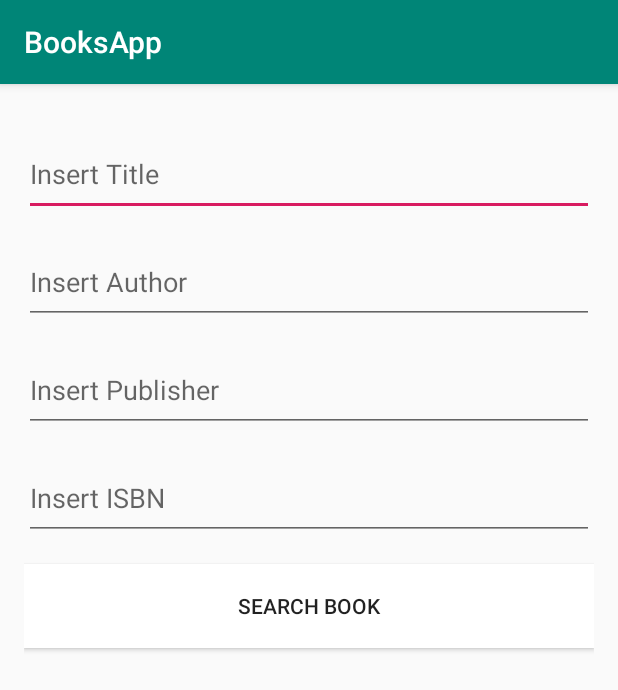
After one commit to vlad-ed-git/AndelaPluralSightAndroidPath, an Android app: the SearchActivity screen opened directly, with no data from a screen before it, on a phone screen of 412 x 824 dp. The commit adds this screen. Shown: the top 690 px of the screen. Run offline under Robolectric (Android 15) with nearby library versions, the phone set to English and light mode, and no system bars.

Commit message:
added advanced search : todo add dynamic menus

```diff
--- a/BooksApp/app/src/main/AndroidManifest.xml
+++ b/BooksApp/app/src/main/AndroidManifest.xml
@@ -13,7 +13,8 @@
         android:supportsRtl="true"
         android:theme="@style/AppTheme"
         tools:ignore="AllowBackup,GoogleAppIndexingWarning">
-        <activity android:name=".BookDetailsActivity"></activity>
+        <activity android:name=".SearchActivity"></activity>
+        <activity android:name=".BookDetailsActivity" />
         <activity android:name=".BooksListActivity">
             <intent-filter>
                 <action android:name="android.intent.action.MAIN" />
--- /dev/null
+++ b/BooksApp/app/src/main/java/com/bob/booksapp/SearchActivity.java
@@ -0,0 +1,43 @@
+package com.bob.booksapp;
+
+import android.content.Intent;
+import android.support.v7.app.AppCompatActivity;
+import android.os.Bundle;
+import android.view.View;
+import android.widget.Button;
+import android.widget.EditText;
+import android.widget.Toast;
+
+import java.net.URL;
+
+public class SearchActivity extends AppCompatActivity {
+
+    @Override
+    protected void onCreate(Bundle savedInstanceState) {
+        super.onCreate(savedInstanceState);
+        setContentView(R.layout.activity_search);
+
+      final EditText book_title_et =  findViewById(R.id.book_title_et);
+      final EditText book_author_et =  findViewById(R.id.book_author_et);
+      final EditText book_publisher_et =   findViewById(R.id.book_publisher_et);
+      final EditText book_isbn_et =  findViewById(R.id.book_isbn_et);
+      Button book_search_btn =  findViewById(R.id.book_search_btn);
+
+        book_search_btn.setOnClickListener(new View.OnClickListener() {
+            @Override
+            public void onClick(View v) {
+                String book_title = book_title_et.getText().toString().trim();
+                String book_author = book_author_et.getText().toString().trim();
+                String book_publisher = book_publisher_et.getText().toString().trim();
+                String book_isbn = book_isbn_et.getText().toString().trim();
+
+                if(!book_title.isEmpty() || !book_author.isEmpty() || !book_publisher.isEmpty() || !book_isbn.isEmpty()){
+                    URL url_to_query =  ApiUtil.buildUrl(book_title,book_author,book_publisher,book_isbn);
+                    startActivity((new Intent(SearchActivity.this, BooksListActivity.class)).putExtra("query", url_to_query));
+
+                }
+            }
+        });
+
+    }
+}
--- /dev/null
+++ b/BooksApp/app/src/main/res/layout/activity_search.xml
@@ -0,0 +1,71 @@
+<?xml version="1.0" encoding="utf-8"?>
+<android.support.constraint.ConstraintLayout xmlns:android="http://schemas.android.com/apk/res/android"
+    xmlns:app="http://schemas.android.com/apk/res-auto"
+    xmlns:tools="http://schemas.android.com/tools"
+    android:layout_width="match_parent"
+    android:layout_height="match_parent"
+    tools:context=".SearchActivity"
+    android:layout_margin="16dp">
+
+    <EditText
+        android:id="@+id/book_title_et"
+        android:layout_width="0dp"
+        android:layout_height="wrap_content"
+        android:minHeight="56dp"
+        android:layout_marginTop="16dp"
+        app:layout_constraintTop_toTopOf="parent"
+        app:layout_constraintStart_toStartOf="parent"
+        app:layout_constraintEnd_toEndOf="parent"
+        android:hint="@string/insert_title_txt"
+        android:inputType="text"/>
+
+    <EditText
+        android:id="@+id/book_author_et"
+        android:layout_width="0dp"
+        android:layout_height="wrap_content"
+        android:minHeight="56dp"
+        android:layout_marginTop="16dp"
+        app:layout_constraintTop_toBottomOf="@id/book_title_et"
+        app:layout_constraintStart_toStartOf="parent"
+        app:layout_constraintEnd_toEndOf="parent"
+        android:hint="@string/insert_author_txt"
+        android:inputType="text"/>
+
+    <EditText
+        android:id="@+id/book_publisher_et"
+        android:layout_width="0dp"
+        android:layout_height="wrap_content"
+        android:minHeight="56dp"
+        android:layout_marginTop="16dp"
+        app:layout_constraintTop_toBottomOf="@id/book_author_et"
+        app:layout_constraintStart_toStartOf="parent"
+        app:layout_constraintEnd_toEndOf="parent"
+        android:hint="@string/insert_publisher_txt"
+        android:inputType="text"/>
+
+    <EditText
+        android:id="@+id/book_isbn_et"
+        android:layout_width="0dp"
+        android:layout_height="wrap_content"
+        android:minHeight="56dp"
+        android:layout_marginTop="16dp"
+        app:layout_constraintTop_toBottomOf="@id/book_publisher_et"
+        app:layout_constraintStart_toStartOf="parent"
+        app:layout_constraintEnd_toEndOf="parent"
+        android:hint="@string/insert_isbn_txt"
+        android:inputType="text"/>
+
+    <Button
+        android:id="@+id/book_search_btn"
+        android:layout_width="0dp"
+        android:layout_height="wrap_content"
+        android:minHeight="56dp"
+        android:layout_marginTop="16dp"
+        app:layout_constraintTop_toBottomOf="@id/book_isbn_et"
+        app:layout_constraintStart_toStartOf="parent"
+        app:layout_constraintEnd_toEndOf="parent"
+        android:background="#FFFFFF"
+        android:text="@string/search_book_txt"
+        />
+
+</android.support.constraint.ConstraintLayout>
--- a/BooksApp/app/src/main/res/menu/books_list_menu.xml
+++ b/BooksApp/app/src/main/res/menu/books_list_menu.xml
@@ -4,5 +4,9 @@
 <item  android:id="@+id/action_search"
        android:title="@string/search_txt"
        app:actionViewClass="android.support.v7.widget.SearchView"
-       app:showAsAction="always" />
+       app:showAsAction="ifRoom" />
+
+<item android:id="@+id/action_advanced_search"
+    android:title="@string/advanced_search_txt"
+    app:showAsAction="never"/>
 </menu>
--- a/BooksApp/app/src/main/res/values/strings.xml
+++ b/BooksApp/app/src/main/res/values/strings.xml
@@ -4,4 +4,10 @@
     <string name="loading_txt">Loading please wait</string>
     <string name="icons_desc">books app icons</string>
     <string name="search_txt">Search</string>
+    <string name="search_book_txt">SEARCH BOOK</string>
+    <string name="insert_isbn_txt">Insert ISBN</string>
+    <string name="insert_publisher_txt">Insert Publisher</string>
+    <string name="insert_author_txt">Insert Author</string>
+    <string name="insert_title_txt">Insert Title</string>
+    <string name="advanced_search_txt">advanced search</string>
 </resources>
```
Also changed, not shown: BooksApp/app/src/main/java/com/bob/booksapp/ApiUtil.java (+32 -0 lines), BooksApp/app/src/main/java/com/bob/booksapp/BooksListActivity.java (+23 -0 lines).
